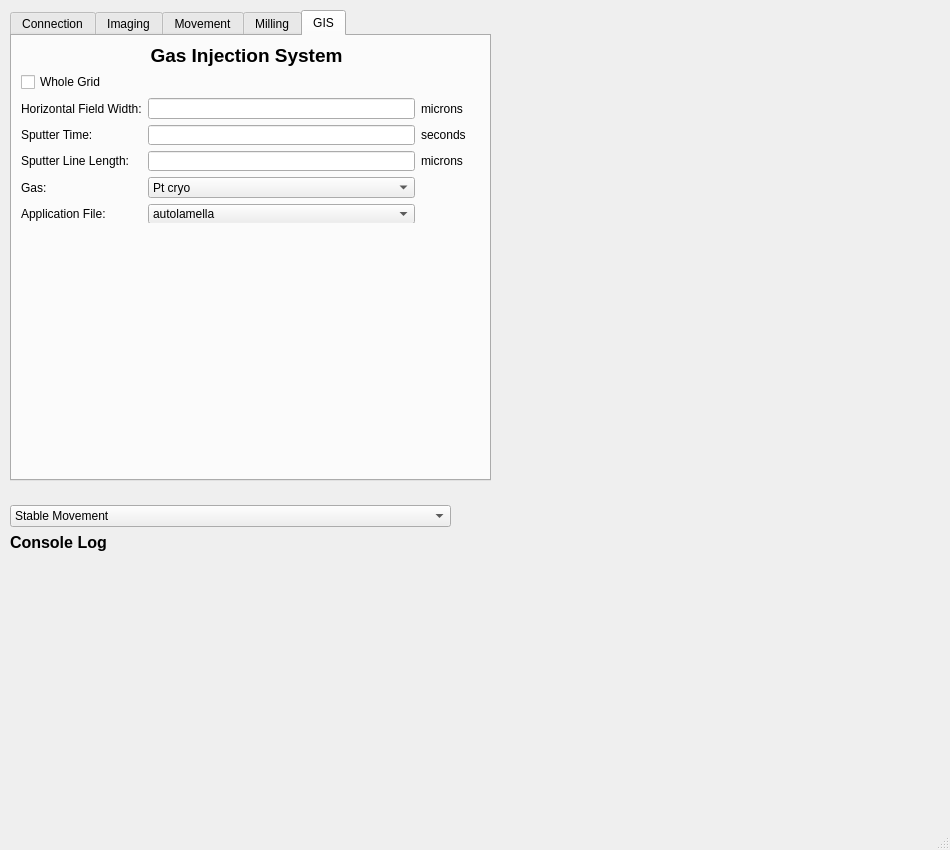
Qt form fibsem/ui/qtdesigner_files/connect.ui (DeMarcoLab/fibsem) before a commit.
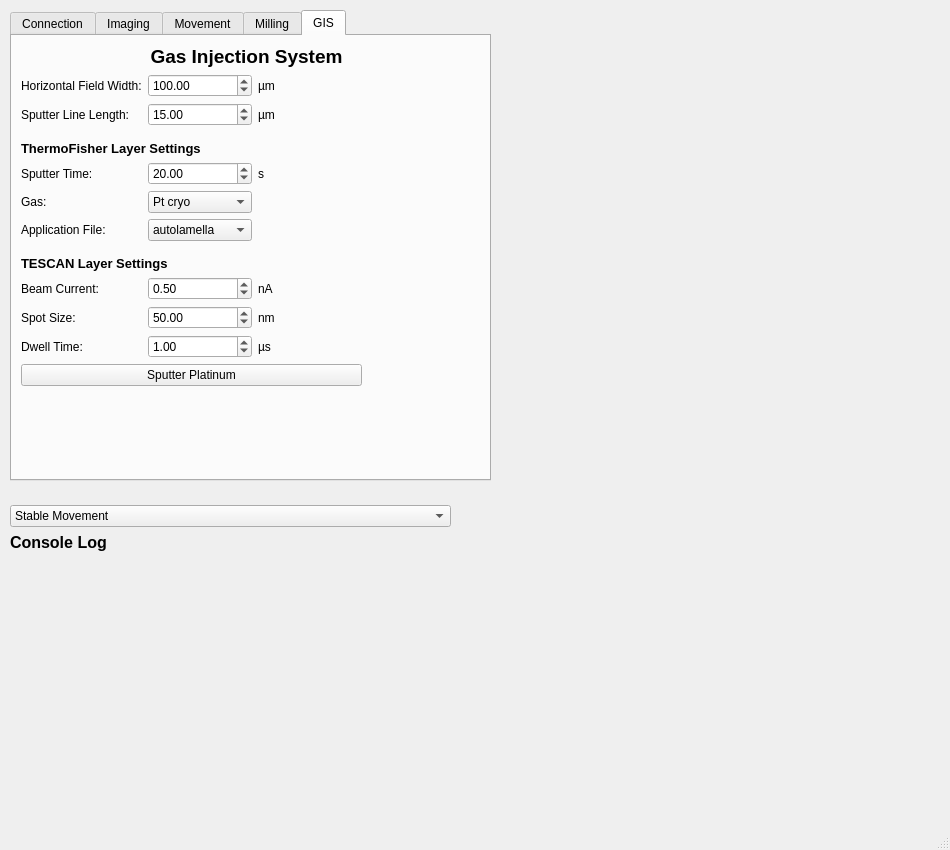
The same form after that commit. The open tabs and pages were chosen to show the change.

Diff of the .ui file:
```diff
--- a/fibsem/ui/qtdesigner_files/connect.ui
+++ b/fibsem/ui/qtdesigner_files/connect.ui
@@ -1320,37 +1320,122 @@
         <x>9</x>
         <y>9</y>
         <width>451</width>
-        <height>178</height>
+        <height>341</height>
        </rect>
       </property>
       <layout class="QGridLayout" name="gridLayout_4">
-       <item row="3" column="2">
+       <item row="17" column="0">
+        <widget class="QLabel" name="label_84">
+         <property name="text">
+          <string>Dwell Time:</string>
+         </property>
+        </widget>
+       </item>
+       <item row="17" column="1">
+        <widget class="QDoubleSpinBox" name="dwellTimeBox">
+         <property name="maximum">
+          <double>100000.000000000000000</double>
+         </property>
+         <property name="value">
+          <double>1.000000000000000</double>
+         </property>
+        </widget>
+       </item>
+       <item row="9" column="1">
+        <widget class="QDoubleSpinBox" name="sputterTimeBox">
+         <property name="maximum">
+          <double>10000000.000000000000000</double>
+         </property>
+         <property name="value">
+          <double>20.000000000000000</double>
+         </property>
+        </widget>
+       </item>
+       <item row="4" column="1">
+        <widget class="QDoubleSpinBox" name="lineLengthBox">
+         <property name="maximum">
+          <double>10000000.000000000000000</double>
+         </property>
+         <property name="value">
+          <double>15.000000000000000</double>
+         </property>
+        </widget>
+       </item>
+       <item row="7" column="0" colspan="4">
+        <spacer name="verticalSpacer_2">
+         <property name="orientation">
+          <enum>Qt::Vertical</enum>
+         </property>
+         <property name="sizeHint" stdset="0">
+          <size>
+           <width>20</width>
+           <height>40</height>
+          </size>
+         </property>
+        </spacer>
+       </item>
+       <item row="16" column="1">
+        <widget class="QDoubleSpinBox" name="spotSizeBox">
+         <property name="maximum">
+          <double>1000000.000000000000000</double>
+         </property>
+         <property name="value">
+          <double>50.000000000000000</double>
+         </property>
+        </widget>
+       </item>
+       <item row="16" column="0">
+        <widget class="QLabel" name="label_82">
+         <property name="text">
+          <string>Spot Size:</string>
+         </property>
+        </widget>
+       </item>
+       <item row="17" column="2">
+        <widget class="QLabel" name="label_83">
+         <property name="text">
+          <string>µs</string>
+         </property>
+        </widget>
+       </item>
+       <item row="4" column="0">
+        <widget class="QLabel" name="label_74">
+         <property name="text">
+          <string>Sputter Line Length:</string>
+         </property>
+        </widget>
+       </item>
+       <item row="14" column="0" colspan="4">
+        <widget class="QLabel" name="label_80">
+         <property name="text">
+          <string>&lt;html&gt;&lt;head/&gt;&lt;body&gt;&lt;p&gt;&lt;span style=&quot; font-size:10pt; font-weight:600;&quot;&gt;TESCAN Layer Settings&lt;/span&gt;&lt;/p&gt;&lt;/body&gt;&lt;/html&gt;</string>
+         </property>
+         <property name="alignment">
+          <set>Qt::AlignLeading|Qt::AlignLeft|Qt::AlignVCenter</set>
+         </property>
+        </widget>
+       </item>
+       <item row="15" column="2">
+        <widget class="QLabel" name="label_85">
+         <property name="text">
+          <string>nA</string>
+         </property>
+        </widget>
+       </item>
+       <item row="2" column="2">
         <widget class="QLabel" name="label_75">
          <property name="text">
-          <string>microns</string>
+          <string>µm</string>
          </property>
         </widget>
        </item>
-       <item row="6" column="1">
-        <widget class="QComboBox" name="comboBox_2">
-         <item>
-          <property name="text">
-           <string>Pt cryo</string>
-          </property>
-         </item>
-        </widget>
-       </item>
-       <item row="3" column="0">
-        <widget class="QLabel" name="label_72">
-         <property name="text">
-          <string>Horizontal Field Width:</string>
+       <item row="15" column="1">
+        <widget class="QDoubleSpinBox" name="beamCurrentBox">
+         <property name="maximum">
+          <double>1000000.000000000000000</double>
          </property>
-        </widget>
-       </item>
-       <item row="4" column="2">
-        <widget class="QLabel" name="label_76">
-         <property name="text">
-          <string>seconds</string>
+         <property name="value">
+          <double>0.500000000000000</double>
          </property>
         </widget>
        </item>
@@ -1371,66 +1456,117 @@
          </property>
         </widget>
        </item>
-       <item row="4" column="0">
+       <item row="18" column="0" colspan="3">
+        <widget class="QPushButton" name="sputterButton">
+         <property name="text">
+          <string>Sputter Platinum</string>
+         </property>
+        </widget>
+       </item>
+       <item row="16" column="2">
+        <widget class="QLabel" name="label_86">
+         <property name="text">
+          <string>nm</string>
+         </property>
+        </widget>
+       </item>
+       <item row="13" column="0" colspan="4">
+        <spacer name="verticalSpacer_3">
+         <property name="orientation">
+          <enum>Qt::Vertical</enum>
+         </property>
+         <property name="sizeHint" stdset="0">
+          <size>
+           <width>20</width>
+           <height>40</height>
+          </size>
+         </property>
+        </spacer>
+       </item>
+       <item row="2" column="0">
+        <widget class="QLabel" name="label_72">
+         <property name="text">
+          <string>Horizontal Field Width:</string>
+         </property>
+        </widget>
+       </item>
+       <item row="9" column="0">
         <widget class="QLabel" name="label_73">
          <property name="text">
           <string>Sputter Time:</string>
          </property>
         </widget>
        </item>
-       <item row="7" column="0">
-        <widget class="QLabel" name="label_79">
-         <property name="text">
-          <string>Application File:</string>
+       <item row="2" column="1">
+        <widget class="QDoubleSpinBox" name="hfwGISBox">
+         <property name="maximum">
+          <double>1000000.000000000000000</double>
+         </property>
+         <property name="value">
+          <double>100.000000000000000</double>
          </property>
         </widget>
        </item>
-       <item row="5" column="2">
+       <item row="4" column="2">
         <widget class="QLabel" name="label_77">
          <property name="text">
-          <string>microns</string>
+          <string>µm</string>
          </property>
         </widget>
        </item>
-       <item row="7" column="1">
-        <widget class="QComboBox" name="comboBox_3">
-         <item>
-          <property name="text">
-           <string>autolamella</string>
-          </property>
-         </item>
+       <item row="9" column="2">
+        <widget class="QLabel" name="label_76">
+         <property name="text">
+          <string>s</string>
+         </property>
         </widget>
        </item>
-       <item row="4" column="1">
-        <widget class="QLineEdit" name="lineEdit_2"/>
+       <item row="8" column="0" colspan="2">
+        <widget class="QLabel" name="label_87">
+         <property name="text">
+          <string>&lt;html&gt;&lt;head/&gt;&lt;body&gt;&lt;p&gt;&lt;span style=&quot; font-size:10pt; font-weight:600;&quot;&gt;ThermoFisher Layer Settings&lt;/span&gt;&lt;/p&gt;&lt;/body&gt;&lt;/html&gt;</string>
+         </property>
+        </widget>
        </item>
-       <item row="3" column="1">
-        <widget class="QLineEdit" name="lineEdit"/>
-       </item>
-       <item row="5" column="0">
-        <widget class="QLabel" name="label_74">
+       <item row="15" column="0">
+        <widget class="QLabel" name="label_81">
          <property name="text">
-          <string>Sputter Line Length:</string>
+          <string>Beam Current:</string>
          </property>
         </widget>
        </item>
-       <item row="6" column="0">
+       <item row="10" column="0">
         <widget class="QLabel" name="label_78">
          <property name="text">
           <string>Gas:</string>
          </property>
         </widget>
        </item>
-       <item row="5" column="1">
-        <widget class="QLineEdit" name="lineEdit_3"/>
+       <item row="10" column="1">
+        <widget class="QComboBox" name="gasComboBox">
+         <item>
+          <property name="text">
+           <string>Pt cryo</string>
+          </property>
+         </item>
+        </widget>
        </item>
-       <item row="1" column="0">
-        <widget class="QCheckBox" name="checkBox">
+       <item row="11" column="0">
+        <widget class="QLabel" name="label_79">
          <property name="text">
-          <string>Whole Grid</string>
+          <string>Application File:</string>
          </property>
         </widget>
        </item>
+       <item row="11" column="1">
+        <widget class="QComboBox" name="applicationFileComboBox">
+         <item>
+          <property name="text">
+           <string>autolamella</string>
+          </property>
+         </item>
+        </widget>
+       </item>
       </layout>
      </widget>
     </widget>
```
Left out of the diff: 2 changed lines with no effect on the pictures.
